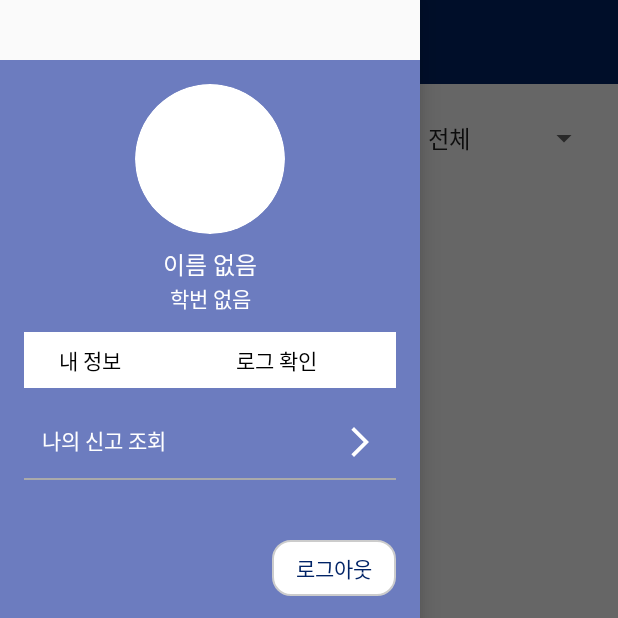
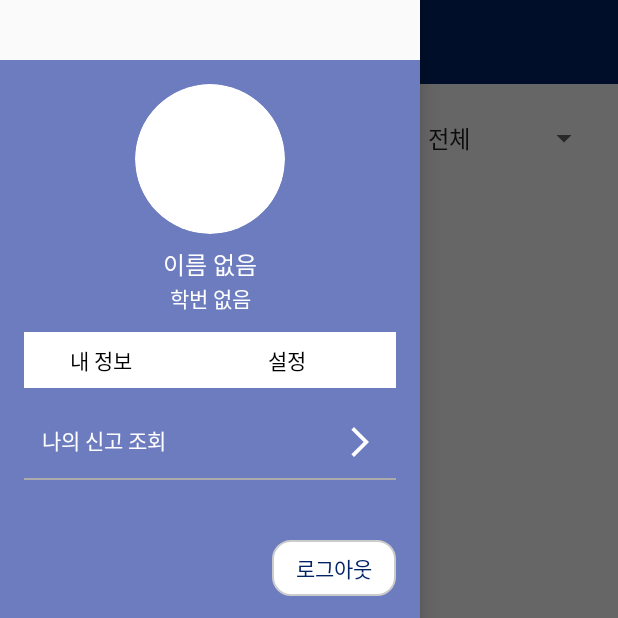
Before and after one commit to System-25-1/protectsong, an Android app: the AdminMainActivity screen opened directly, with no data from a screen before it, with the side drawer open, on a phone screen of 412 x 824 dp, the top half of it. Run offline under Robolectric (Android 15) with nearby library versions, the phone set to English and light mode, and no system bars; our stand-ins replace CircleImageView, Firebase (no records; nobody signed in at launch, a user with empty details on screens opened directly).

Commit message:
admin nav 수정

```diff
--- a/app/src/main/java/com/example/protectsong/AdminMainActivity.kt
+++ b/app/src/main/java/com/example/protectsong/AdminMainActivity.kt
@@ -1,4 +1,3 @@
-// === AdminMainActivity.kt ===
 package com.example.protectsong
 
 import android.content.Intent
@@ -8,6 +7,7 @@ import android.text.Editable
 import android.text.TextWatcher
 import android.util.Log
 import android.view.Gravity
+import android.view.View
 import android.widget.AdapterView
 import android.widget.TextView
 import android.widget.Toast
@@ -60,8 +60,9 @@ class AdminMainActivity : AppCompatActivity() {
         val tvStudentId = headerView.findViewById<TextView>(R.id.tvStudentId)
         val logoutButton = headerView.findViewById<TextView>(R.id.logout_button)
         val tvSettings = headerView.findViewById<TextView>(R.id.tvSettings)
-
-        tvSettings.text = "로그 확인"
+        val tvMyProfile = headerView.findViewById<TextView>(R.id.tvMyProfile)
+        val tvMyReport = headerView.findViewById<TextView>(R.id.tvMyReport)
+        val tvLogCheck = headerView.findViewById<TextView>(R.id.tvLogCheck)
 
         val uid = FirebaseAuth.getInstance().currentUser?.uid
         Log.d("AdminMainDebug", "[1] currentUser.uid = $uid")
@@ -74,17 +75,27 @@ class AdminMainActivity : AppCompatActivity() {
                     Log.d("AdminMainDebug", "[3] doc.data = ${doc.data}")
                     val nameVal = doc.getString("name")
                     val idVal = doc.getString("studentId")
+                    val isAdmin = doc.getBoolean("isAdmin") ?: false
+
                     tvUserName.text = nameVal ?: "이름 없음"
                     tvStudentId.text = idVal ?: "학번 없음"
+
+                    if (isAdmin) {
+                        tvSettings.visibility = View.GONE
+                        tvMyProfile.visibility = View.GONE
+                        tvMyReport.visibility = View.GONE
+                        tvLogCheck.visibility = View.VISIBLE
+                    } else {
+                        tvSettings.visibility = View.VISIBLE
+                        tvMyProfile.visibility = View.VISIBLE
+                        tvMyReport.visibility = View.VISIBLE
+                        tvLogCheck.visibility = View.GONE
+                    }
                 }
                 .addOnFailureListener { e ->
                     Log.e("AdminMainDebug", "[5] Firestore read failed", e)
                     Toast.makeText(this, "헤더 정보 불러오기 실패: ${e.message}", Toast.LENGTH_LONG).show()
                 }
-        } else {
-            Log.w("AdminMainDebug", "[6] currentUser.uid 가 null 입니다.")
-            tvUserName.text = "이름 없음"
-            tvStudentId.text = "학번 없음"
         }
 
         logoutButton.setOnClickListener {
@@ -95,7 +106,7 @@ class AdminMainActivity : AppCompatActivity() {
             })
         }
 
-        tvSettings.setOnClickListener {
+        tvLogCheck.setOnClickListener {
             startActivity(Intent(this, LogListActivity::class.java))
         }
 
@@ -116,9 +127,10 @@ class AdminMainActivity : AppCompatActivity() {
         })
 
         binding.spinnerStatus.onItemSelectedListener = object : AdapterView.OnItemSelectedListener {
-            override fun onItemSelected(parent: AdapterView<*>?, view: android.view.View?, position: Int, id: Long) {
+            override fun onItemSelected(parent: AdapterView<*>?, view: View?, position: Int, id: Long) {
                 applyFilters()
             }
+
             override fun onNothingSelected(parent: AdapterView<*>?) {}
         }
 
--- a/app/src/main/res/layout/nav_header.xml
+++ b/app/src/main/res/layout/nav_header.xml
@@ -6,6 +6,7 @@
     android:layout_marginTop="40dp"
     android:background="#6C7CBF"
     android:padding="16dp">
+
 
     <!-- 프로필 이미지 -->
     <ImageView
@@ -68,6 +69,18 @@
             android:background="#FFFFFF"
             android:textColor="#000000"
             android:padding="8dp" />
+        <!-- 새 로그 확인 버튼 (관리자 전용) -->
+        <TextView
+            android:id="@+id/tvLogCheck"
+            android:layout_width="match_parent"
+            android:layout_height="wrap_content"
+            android:text="로그 확인"
+            android:gravity="center"
+            android:background="@drawable/bg_rectangle_button"
+            android:textColor="#002366"
+            android:padding="8dp"
+            android:layout_marginTop="16dp"
+            android:visibility="gone" />
 
     </LinearLayout>
 
```
